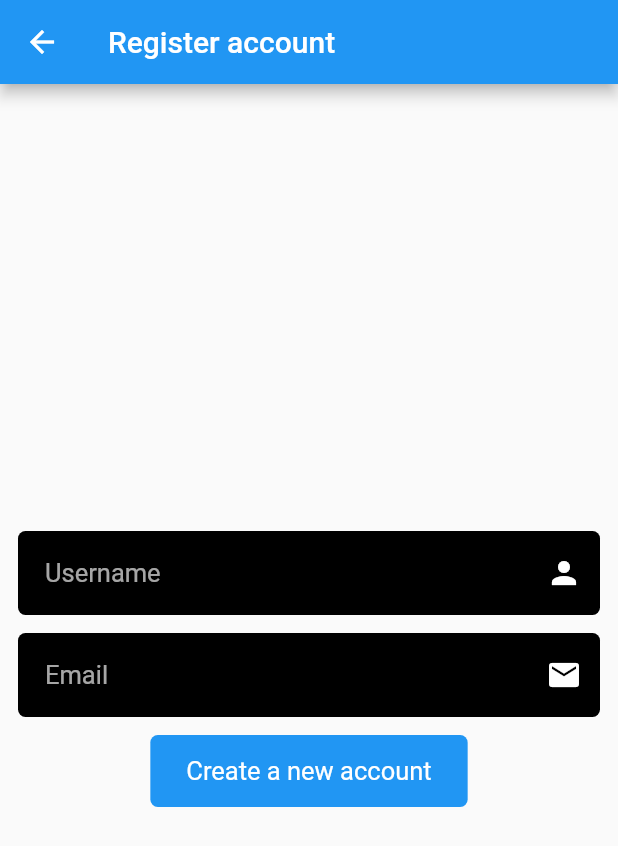
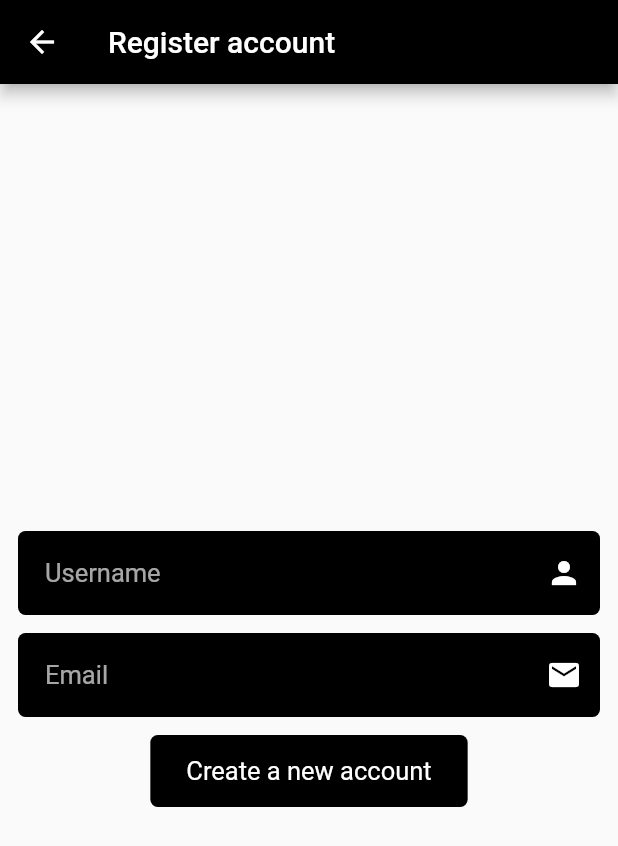
Before and after one commit to JobMoll/simple-user-api-authentication-flutter, a Flutter app: the screen it shows after launch, after a tap on "Create a new account", on a phone screen of 412 x 824 dp. Shown: the top 846 px of the screen. Run offline on Flutter 3.47's test engine with Material 2 defaults, Android fonts, the phone set to English and light mode, and no system bars; our stand-ins replace dio, flutter_secure_storage, get; network calls fail.

Commit message:
Button global

```diff
--- a/lib/global_widgets.dart
+++ b/lib/global_widgets.dart
@@ -4,8 +4,11 @@ Color mainColor = Colors.white; // for the background etc
 Color accentColor = Colors.black; // for the buttons, textfields etc
 Color accentOppositeColor = Colors.white; // used for the icons, cursorcolor etc
 
-TextStyle bodyText = TextStyle(fontSize: 17, color: Colors.black);
-TextStyle accentElements = TextStyle(fontSize: 17, color: accentOppositeColor);
+BorderRadius widgetsBorderRadius = BorderRadius.circular(5);
+
+TextStyle bodyTextStyle = TextStyle(fontSize: 17, color: Colors.black);
+TextStyle accentElementsTextStyle =
+    TextStyle(fontSize: 17, color: accentOppositeColor);
 
 class SuaaGlobalTextfield extends StatelessWidget {
   const SuaaGlobalTextfield({
@@ -39,21 +42,21 @@ class SuaaGlobalTextfield extends StatelessWidget {
       margin: EdgeInsets.only(top: 12),
       decoration: BoxDecoration(
         color: accentColor,
-        borderRadius: BorderRadius.circular(5),
+        borderRadius: widgetsBorderRadius,
       ),
       child: TextField(
         controller: controller,
         focusNode: controllerNode,
         keyboardType: textInputType,
         autofillHints: autofillHints,
-        style: accentElements,
+        style: accentElementsTextStyle,
         autocorrect: autoCorrect ?? false,
         obscureText: obscureText ?? false,
         cursorColor: accentOppositeColor,
         onEditingComplete: () => functionOnEditingComplete,
         onChanged: functionOnChange,
         decoration: InputDecoration(
-          hintStyle: accentElements.copyWith(
+          hintStyle: accentElementsTextStyle.copyWith(
               color: accentOppositeColor.withOpacity(0.65)),
           hintText: hintText,
           suffixIcon: Icon(
@@ -67,3 +70,30 @@ class SuaaGlobalTextfield extends StatelessWidget {
     );
   }
 }
+
+class SuaaGlobalButton extends StatelessWidget {
+  const SuaaGlobalButton(
+      {Key key, @required this.text, @required this.functionOnTap})
+      : super(key: key);
+  final String text;
+  final Function functionOnTap;
+
+  @override
+  Widget build(BuildContext context) {
+    return GestureDetector(
+      onTap: functionOnTap,
+      child: Container(
+        margin: EdgeInsets.only(top: 12),
+        padding: EdgeInsets.symmetric(horizontal: 24, vertical: 14),
+        decoration: BoxDecoration(
+          color: accentColor,
+          borderRadius: widgetsBorderRadius,
+        ),
+        child: Text(
+          text,
+          style: accentElementsTextStyle,
+        ),
+      ),
+    );
+  }
+}
--- a/lib/loggedin_or_not.dart
+++ b/lib/loggedin_or_not.dart
@@ -1,4 +1,5 @@
 import 'package:flutter/material.dart';
+import 'package:simple_user_api_authentication/global_widgets.dart';
 import 'package:simple_user_api_authentication/simple_user_api_authentication_class.dart';
 
 class LoggedinOrNotPage extends StatefulWidget {
@@ -18,6 +19,7 @@ class _LoggedinOrNotPageState extends State<LoggedinOrNotPage> {
   Widget build(BuildContext context) {
     return Scaffold(
       appBar: AppBar(
+        backgroundColor: accentColor,
         title: Text('Checking'),
       ),
       body: Center(
--- a/lib/login_page.dart
+++ b/lib/login_page.dart
@@ -28,7 +28,7 @@ class _LoginPageState extends State<LoginPage> {
         },
         child: Scaffold(
           appBar: AppBar(
-            backgroundColor: Colors.blue,
+            backgroundColor: accentColor,
             leading: Container(),
             title: Text('Login'),
           ),
@@ -65,8 +65,9 @@ class _LoginPageState extends State<LoginPage> {
                       ],
                     ),
                   ),
-                  GestureDetector(
-                    onTap: () {
+                  SuaaGlobalButton(
+                    text: 'Login',
+                    functionOnTap: () {
                       if (passwordTextfield.text != '' &&
                           usernameOrEmailTextfield.text != '') {
                         SimpleUserAPIAuthentication.showSimpleMessage(
@@ -86,19 +87,6 @@ class _LoginPageState extends State<LoginPage> {
                             3);
                       }
                     },
-                    child: Container(
-                      margin: EdgeInsets.only(top: 12),
-                      padding:
-                          EdgeInsets.symmetric(horizontal: 24, vertical: 14),
-                      decoration: BoxDecoration(
-                        color: Colors.blue,
-                        borderRadius: BorderRadius.circular(5),
-                      ),
-                      child: Text(
-                        'Login',
-                        style: TextStyle(fontSize: 17, color: Colors.white),
-                      ),
-                    ),
                   ),
                   Container(
                     margin: EdgeInsets.only(top: 65),
--- a/lib/register_account_page.dart
+++ b/lib/register_account_page.dart
@@ -24,7 +24,7 @@ class _RegisterAccountPagePageState extends State<RegisterAccountPage> {
       },
       child: Scaffold(
         appBar: AppBar(
-          backgroundColor: Colors.blue,
+          backgroundColor: accentColor,
           title: Text('Register account'),
         ),
         body: SafeArea(
@@ -49,8 +49,9 @@ class _RegisterAccountPagePageState extends State<RegisterAccountPage> {
                   textInputType: TextInputType.emailAddress,
                   autofillHints: [AutofillHints.email],
                 ),
-                GestureDetector(
-                  onTap: () {
+                SuaaGlobalButton(
+                  text: 'Create a new account',
+                  functionOnTap: () {
                     if (usernameTextfield.text != '' &&
                         emailTextfield.text != '') {
                       SimpleUserAPIAuthentication.showSimpleMessage(
@@ -83,19 +84,7 @@ class _RegisterAccountPagePageState extends State<RegisterAccountPage> {
                           3);
                     }
                   },
-                  child: Container(
-                      margin: EdgeInsets.only(top: 12),
-                      padding:
-                          EdgeInsets.symmetric(horizontal: 24, vertical: 14),
-                      decoration: BoxDecoration(
-                        color: Colors.blue,
-                        borderRadius: BorderRadius.circular(5),
-                      ),
-                      child: Text(
-                        'Create a new account',
-                        style: TextStyle(fontSize: 17, color: Colors.white),
-                      )),
-                )
+                ),
               ],
             ),
           ),
```
Also changed, not shown: lib/forgot_password.dart (+5 -16 lines), lib/loggedin_pages/information_page.dart (+3 -6 lines), lib/loggedin_pages/settings_pages/change_user_details.dart (+7 -32 lines).
